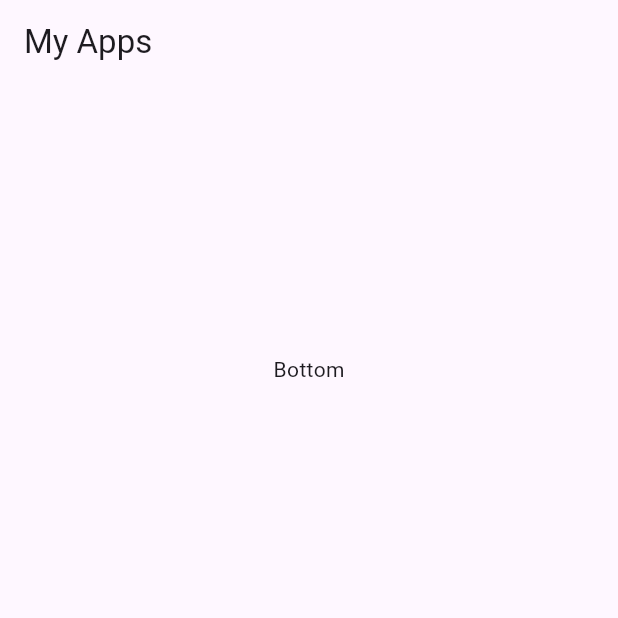
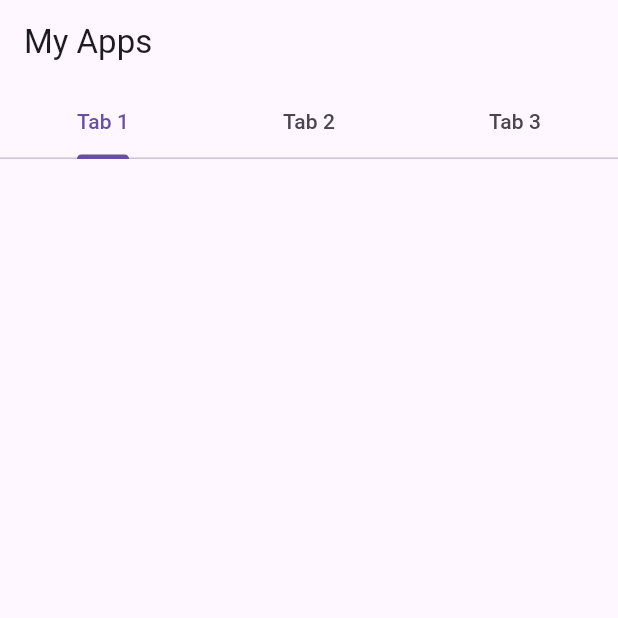
Before and after one commit to Melidasari/Pemograman_Flutter, a Flutter app: the screen it shows after launch, on a phone screen of 412 x 824 dp, the top half of it. Run offline on Flutter 3.47's test engine with Material 3 defaults, Android fonts, the phone set to English and light mode, and no system bars; our stand-ins replace faker.

Commit message:
Upload FLUTTER 15 TabBar Widget

```diff
--- a/tabbar_widget/lib/main.dart
+++ b/tabbar_widget/lib/main.dart
@@ -5,6 +5,7 @@ void main() {
 }
 
 class MyApp extends StatelessWidget {
+  //DefaultTabController myController = DefaultTabController(length: 3, child: null)
   @override
   Widget build(BuildContext context) {
     return MaterialApp(
@@ -12,7 +13,25 @@ class MyApp extends StatelessWidget {
         appBar: AppBar(
           title: Text("My Apps"),
           bottom: PreferredSize(
-              preferredSize: Size.fromHeight(200), child: Text("Bottom")),
+            preferredSize: Size.fromHeight(50),
+            child: DefaultTabController(
+              length: 3,
+              child: TabBar(
+                tabs: [
+                  Tab(
+                    text: "Tab 1",
+                  ),
+                  Tab(
+                    text: "Tab 2",
+                  ),
+                  Tab(
+                    text: "Tab 3",
+                  ),
+                ],
+                //preferredSize: Size.fromHeight(200), child: Text("Bottom")
+              ),
+            ),
+          ),
         ),
       ),
     );
```
